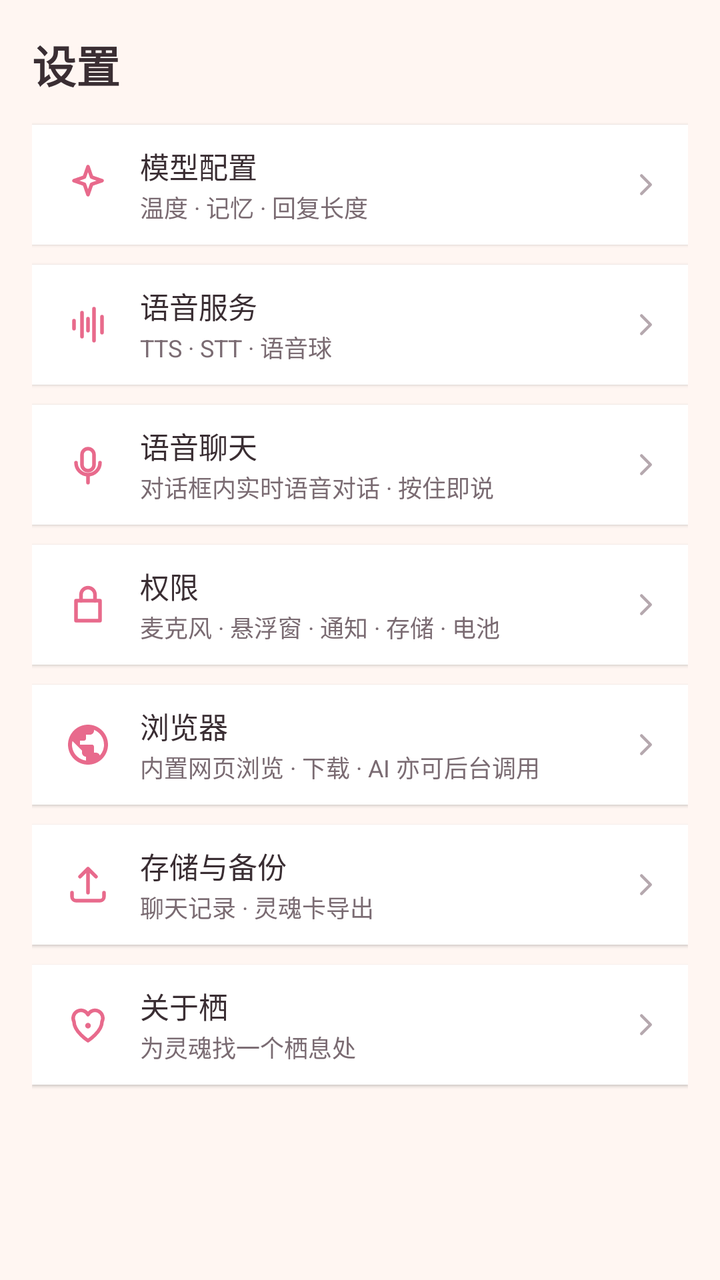
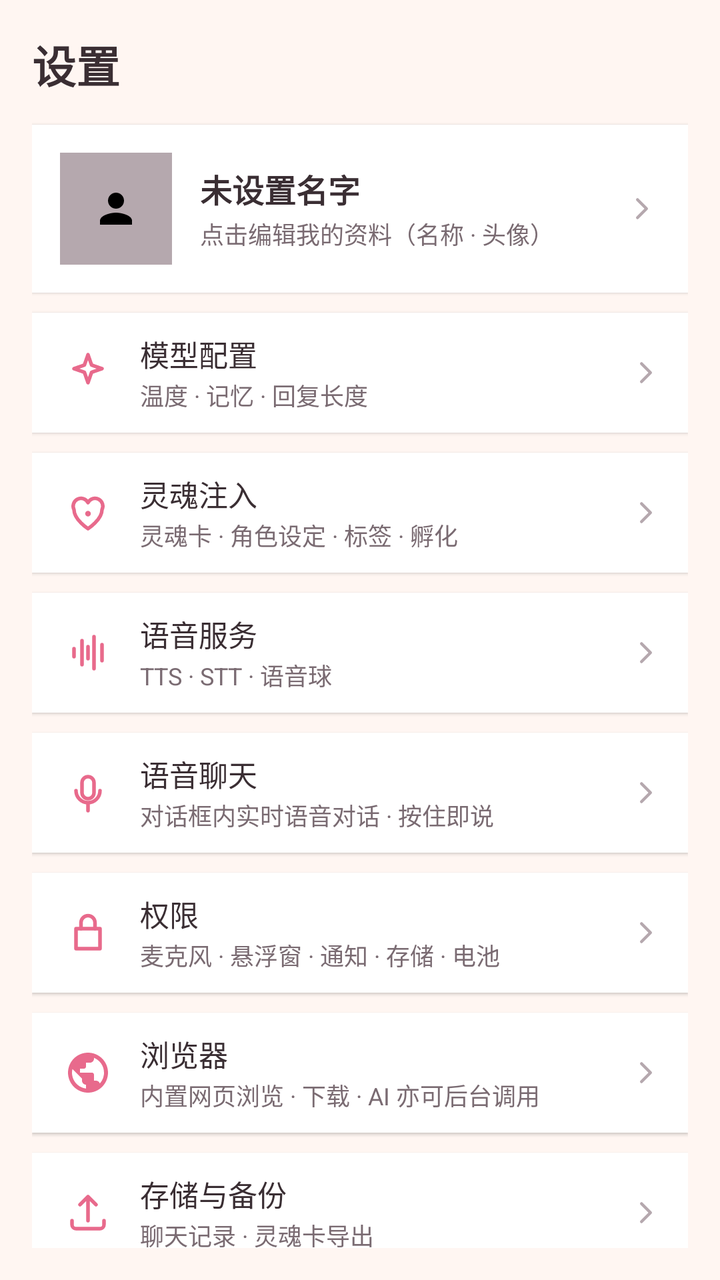

Two renders of the same Android screen: before a commit and after it. Below are the layout's source before the change and the commit's diff.
<!-- AndroidManifest.xml: application theme Theme.Qi -->
<!-- res/layout/fragment_settings.xml -->
<?xml version="1.0" encoding="utf-8"?>
<LinearLayout xmlns:android="http://schemas.android.com/apk/res/android"
    xmlns:app="http://schemas.android.com/apk/res-auto"
    android:layout_width="match_parent"
    android:layout_height="match_parent"
    android:orientation="vertical"
    android:background="?android:attr/colorBackground"
    android:padding="16dp">

    <TextView
        android:layout_width="wrap_content"
        android:layout_height="wrap_content"
        android:text="设置"
        android:textSize="22sp"
        android:textStyle="bold"
        android:textColor="?attr/colorOnSurface"
        android:layout_marginBottom="14dp" />

    <LinearLayout
        android:id="@+id/rowModel"
        android:layout_width="match_parent"
        android:layout_height="60dp"
        android:orientation="horizontal"
        android:gravity="center_vertical"
        android:background="?attr/colorSurface"
        android:elevation="1dp"
        android:paddingStart="16dp"
        android:paddingEnd="12dp"
        android:layout_marginBottom="10dp">
        <ImageView android:layout_width="24dp" android:layout_height="24dp"
            android:src="@drawable/ic_model" app:tint="@color/rose" />
        <LinearLayout android:layout_width="0dp" android:layout_height="wrap_content"
            android:layout_weight="1" android:orientation="vertical" android:paddingStart="14dp">
            <TextView android:layout_width="wrap_content" android:layout_height="wrap_content"
                android:text="模型配置" android:textSize="14.5sp" android:textColor="?attr/colorOnSurface" />
            <TextView android:layout_width="wrap_content" android:layout_height="wrap_content"
                android:layout_marginTop="1dp" android:text="温度 · 记忆 · 回复长度"
                android:textSize="12sp" android:textColor="@color/ink_soft" />
        </LinearLayout>
        <ImageView android:layout_width="18dp" android:layout_height="18dp"
            android:src="@drawable/ic_chevron_right" app:tint="@color/ink_faint" />
    </LinearLayout>

    <LinearLayout
        android:id="@+id/rowVoice"
        android:layout_width="match_parent"
        android:layout_height="60dp"
        android:orientation="horizontal"
        android:gravity="center_vertical"
        android:background="?attr/colorSurface"
        android:elevation="1dp"
        android:paddingStart="16dp"
        android:paddingEnd="12dp"
        android:layout_marginBottom="10dp">
        <ImageView android:layout_width="24dp" android:layout_height="24dp"
            android:src="@drawable/ic_voice" app:tint="@color/rose" />
        <LinearLayout android:layout_width="0dp" android:layout_height="wrap_content"
            android:layout_weight="1" android:orientation="vertical" android:paddingStart="14dp">
            <TextView android:layout_width="wrap_content" android:layout_height="wrap_content"
                android:text="语音服务" android:textSize="14.5sp" android:textColor="?attr/colorOnSurface" />
            <TextView android:layout_width="wrap_content" android:layout_height="wrap_content"
                android:layout_marginTop="1dp" android:text="TTS · STT · 语音球"
                android:textSize="12sp" android:textColor="@color/ink_soft" />
        </LinearLayout>
        <ImageView android:layout_width="18dp" android:layout_height="18dp"
            android:src="@drawable/ic_chevron_right" app:tint="@color/ink_faint" />
    </LinearLayout>

    <LinearLayout
        android:id="@+id/rowVoiceChat"
        android:layout_width="match_parent"
        android:layout_height="60dp"
        android:orientation="horizontal"
        android:gravity="center_vertical"
        android:background="?attr/colorSurface"
        android:elevation="1dp"
        android:paddingStart="16dp"
        android:paddingEnd="12dp"
        android:layout_marginBottom="10dp">
        <ImageView android:layout_width="24dp" android:layout_height="24dp"
            android:src="@drawable/ic_mic" app:tint="@color/rose" />
        <LinearLayout android:layout_width="0dp" android:layout_height="wrap_content"
            android:layout_weight="1" android:orientation="vertical" android:paddingStart="14dp">
            <TextView android:layout_width="wrap_content" android:layout_height="wrap_content"
                android:text="语音聊天" android:textSize="14.5sp" android:textColor="?attr/colorOnSurface" />
            <TextView android:layout_width="wrap_content" android:layout_height="wrap_content"
                android:layout_marginTop="1dp" android:text="对话框内实时语音对话 · 按住即说"
                android:textSize="12sp" android:textColor="@color/ink_soft" />
        </LinearLayout>
        <ImageView android:layout_width="18dp" android:layout_height="18dp"
            android:src="@drawable/ic_chevron_right" app:tint="@color/ink_faint" />
    </LinearLayout>

    <LinearLayout
        android:id="@+id/rowPerm"
        android:layout_width="match_parent"
        android:layout_height="60dp"
        android:orientation="horizontal"
        android:gravity="center_vertical"
        android:background="?attr/colorSurface"
        android:elevation="1dp"
        android:paddingStart="16dp"
        android:paddingEnd="12dp"
        android:layout_marginBottom="10dp">
        <ImageView android:layout_width="24dp" android:layout_height="24dp"
            android:src="@drawable/ic_lock" app:tint="@color/rose" />
        <LinearLayout android:layout_width="0dp" android:layout_height="wrap_content"
            android:layout_weight="1" android:orientation="vertical" android:paddingStart="14dp">
            <TextView android:layout_width="wrap_content" android:layout_height="wrap_content"
                android:text="权限" android:textSize="14.5sp" android:textColor="?attr/colorOnSurface" />
            <TextView android:layout_width="wrap_content" android:layout_height="wrap_content"
                android:layout_marginTop="1dp" android:text="麦克风 · 悬浮窗 · 通知 · 存储 · 电池"
                android:textSize="12sp" android:textColor="@color/ink_soft" />
        </LinearLayout>
        <ImageView android:layout_width="18dp" android:layout_height="18dp"
            android:src="@drawable/ic_chevron_right" app:tint="@color/ink_faint" />
    </LinearLayout>

    <LinearLayout
        android:id="@+id/rowBrowser"
        android:layout_width="match_parent"
        android:layout_height="60dp"
        android:orientation="horizontal"
        android:gravity="center_vertical"
        android:background="?attr/colorSurface"
        android:elevation="1dp"
        android:paddingStart="16dp"
        android:paddingEnd="12dp"
        android:layout_marginBottom="10dp">
        <ImageView android:layout_width="24dp" android:layout_height="24dp"
            android:src="@drawable/ic_globe" app:tint="@color/rose" />
        <LinearLayout android:layout_width="0dp" android:layout_height="wrap_content"
            android:layout_weight="1" android:orientation="vertical" android:paddingStart="14dp">
            <TextView android:layout_width="wrap_content" android:layout_height="wrap_content"
                android:text="浏览器" android:textSize="14.5sp" android:textColor="?attr/colorOnSurface" />
            <TextView android:layout_width="wrap_content" android:layout_height="wrap_content"
                android:layout_marginTop="1dp" android:text="内置网页浏览 · 下载 · AI 亦可后台调用"
                android:textSize="12sp" android:textColor="@color/ink_soft" />
        </LinearLayout>
        <ImageView android:layout_width="18dp" android:layout_height="18dp"
            android:src="@drawable/ic_chevron_right" app:tint="@color/ink_faint" />
    </LinearLayout>

    <LinearLayout
        android:id="@+id/rowStorage"
        android:layout_width="match_parent"
        android:layout_height="60dp"
        android:orientation="horizontal"
        android:gravity="center_vertical"
        android:background="?attr/colorSurface"
        android:elevation="1dp"
        android:paddingStart="16dp"
        android:paddingEnd="12dp"
        android:layout_marginBottom="10dp">
        <ImageView android:layout_width="24dp" android:layout_height="24dp"
            android:src="@drawable/ic_upload" app:tint="@color/rose" />
        <LinearLayout android:layout_width="0dp" android:layout_height="wrap_content"
            android:layout_weight="1" android:orientation="vertical" android:paddingStart="14dp">
            <TextView android:layout_width="wrap_content" android:layout_height="wrap_content"
                android:text="存储与备份" android:textSize="14.5sp" android:textColor="?attr/colorOnSurface" />
            <TextView android:layout_width="wrap_content" android:layout_height="wrap_content"
                android:layout_marginTop="1dp" android:text="聊天记录 · 灵魂卡导出"
                android:textSize="12sp" android:textColor="@color/ink_soft" />
        </LinearLayout>
        <ImageView android:layout_width="18dp" android:layout_height="18dp"
            android:src="@drawable/ic_chevron_right" app:tint="@color/ink_faint" />
    </LinearLayout>

    <LinearLayout
        android:id="@+id/rowAbout"
        android:layout_width="match_parent"
        android:layout_height="60dp"
        android:orientation="horizontal"
        android:gravity="center_vertical"
        android:background="?attr/colorSurface"
        android:elevation="1dp"
        android:paddingStart="16dp"
        android:paddingEnd="12dp"
        android:layout_marginBottom="10dp">
        <ImageView android:layout_width="24dp" android:layout_height="24dp"
            android:src="@drawable/ic_soul" app:tint="@color/rose" />
        <LinearLayout android:layout_width="0dp" android:layout_height="wrap_content"
            android:layout_weight="1" android:orientation="vertical" android:paddingStart="14dp">
            <TextView android:layout_width="wrap_content" android:layout_height="wrap_content"
                android:text="关于栖" android:textSize="14.5sp" android:textColor="?attr/colorOnSurface" />
            <TextView android:layout_width="wrap_content" android:layout_height="wrap_content"
                android:layout_marginTop="1dp" android:text="为灵魂找一个栖息处"
                android:textSize="12sp" android:textColor="@color/ink_soft" />
        </LinearLayout>
        <ImageView android:layout_width="18dp" android:layout_height="18dp"
            android:src="@drawable/ic_chevron_right" app:tint="@color/ink_faint" />
    </LinearLayout>

</LinearLayout>
<!-- resources referenced by this layout -->
<resources>
  <color name="ink_faint">#B5A8AE</color>
  <color name="ink_soft">#7A6B72</color>
  <color name="rose">#E86A8C</color>
  <!-- drawable ic_chevron_right (drawable) -->
  <vector xmlns:android="http://schemas.android.com/apk/res/android"
      android:width="24dp" android:height="24dp" android:viewportWidth="24" android:viewportHeight="24"
      android:tint="#000000">
      <path android:fillColor="#00000000" android:strokeColor="#000000" android:strokeWidth="2"
          android:strokeLineCap="round" android:strokeLineJoin="round"
          android:pathData="M9 6l6 6-6 6" />
  </vector>
  <!-- drawable ic_lock (drawable) -->
  <vector xmlns:android="http://schemas.android.com/apk/res/android"
      android:width="24dp" android:height="24dp" android:viewportWidth="24" android:viewportHeight="24"
      android:tint="#000000">
      <path android:fillColor="#00000000" android:strokeColor="#000000" android:strokeWidth="1.8"
          android:strokeLineCap="round" android:strokeLineJoin="round"
          android:pathData="M6 10h12v10H6z" />
      <path android:fillColor="#00000000" android:strokeColor="#000000" android:strokeWidth="1.8"
          android:strokeLineCap="round"
          android:pathData="M8.5 10V7a3.5 3.5 0 0 1 7 0v3" />
  </vector>
  <!-- drawable ic_model (drawable) -->
  <vector xmlns:android="http://schemas.android.com/apk/res/android"
      android:width="24dp" android:height="24dp" android:viewportWidth="24" android:viewportHeight="24"
      android:tint="#000000">
      <path android:fillColor="#00000000" android:strokeColor="#000000" android:strokeWidth="1.8"
          android:strokeLineJoin="round" android:strokeLineCap="round"
          android:pathData="M12 3l1.8 5.2L19 10l-5.2 1.8L12 17l-1.8-5.2L5 10l5.2-1.8z" />
  </vector>
  <!-- drawable ic_soul (drawable) -->
  <vector xmlns:android="http://schemas.android.com/apk/res/android"
      android:width="24dp" android:height="24dp" android:viewportWidth="24" android:viewportHeight="24"
      android:tint="#000000">
      <path android:fillColor="#00000000" android:strokeColor="#000000" android:strokeWidth="1.8"
          android:strokeLineCap="round" android:strokeLineJoin="round"
          android:pathData="M12 20s-7-4.5-7-9.5A3.5 3.5 0 0 1 12 7a3.5 3.5 0 0 1 7 3.5C19 15.5 12 20 12 20z" />
      <path android:fillColor="#000000"
          android:pathData="M12 11.1a1.4 1.4 0 1 0 0 2.8 1.4 1.4 0 0 0 0-2.8z" />
  </vector>
  <!-- drawable ic_voice (drawable) -->
  <vector xmlns:android="http://schemas.android.com/apk/res/android"
      android:width="24dp" android:height="24dp" android:viewportWidth="24" android:viewportHeight="24"
      android:tint="#000000">
      <path android:fillColor="#00000000" android:strokeColor="#000000" android:strokeWidth="1.8"
          android:strokeLineCap="round"
          android:pathData="M5 10v4M9 6v12M12 9v6M15 4v16M19 8v8" />
  </vector>
  <color name="blush">#FF8FA3</color>
  <color name="lavender">#C9B6E4</color>
  <color name="bg">#FFF6F2</color>
  <color name="card">#FFFFFFFF</color>
  <color name="ink">#3A2E33</color>
  <style name="Widget.Qi.BottomNav" parent="Widget.MaterialComponents.BottomNavigationView">
          <item name="itemIconTint">@color/bnv_tint</item>
          <item name="itemTextColor">@color/bnv_tint</item>
          <item name="android:background">@color/card</item>
      </style>
  <!-- unchanged entries left out for length: 4 -->
</resources>

<!-- the commit's change to res/layout/fragment_settings.xml (unified diff, before → after) -->
@@ -16,6 +16,60 @@
         android:textColor="?attr/colorOnSurface"
         android:layout_marginBottom="14dp" />
 
+    
+    <LinearLayout
+        android:id="@+id/profileHeader"
+        android:layout_width="match_parent"
+        android:layout_height="wrap_content"
+        android:orientation="horizontal"
+        android:gravity="center_vertical"
+        android:background="?attr/colorSurface"
+        android:elevation="1dp"
+        android:padding="14dp"
+        android:layout_marginBottom="10dp"
+        android:clickable="true"
+        android:focusable="true">
+
+        <ImageView
+            android:id="@+id/profileAva"
+            android:layout_width="56dp"
+            android:layout_height="56dp"
+            android:background="@color/ink_faint"
+            android:scaleType="centerInside"
+            android:src="@drawable/ic_user" />
+
+        <LinearLayout
+            android:layout_width="0dp"
+            android:layout_height="wrap_content"
+            android:layout_weight="1"
+            android:orientation="vertical"
+            android:paddingStart="14dp">
+
+            <TextView
+                android:id="@+id/profileName"
+                android:layout_width="wrap_content"
+                android:layout_height="wrap_content"
+                android:text="未设置名字"
+                android:textSize="16sp"
+                android:textStyle="bold"
+                android:textColor="?attr/colorOnSurface" />
+
+            <TextView
+                android:layout_width="wrap_content"
+                android:layout_height="wrap_content"
+                android:layout_marginTop="2dp"
+                android:text="点击编辑我的资料（名称 · 头像）"
+                android:textSize="12sp"
+                android:textColor="@color/ink_soft" />
+        </LinearLayout>
+
+        <ImageView
+            android:layout_width="18dp"
+            android:layout_height="18dp"
+            android:src="@drawable/ic_chevron_right"
+            app:tint="@color/ink_faint" />
+    </LinearLayout>
+
     <LinearLayout
         android:id="@+id/rowModel"
         android:layout_width="match_parent"
@@ -42,6 +96,31 @@
     </LinearLayout>
 
     <LinearLayout
+        android:id="@+id/rowSoul"
+        android:layout_width="match_parent"
+        android:layout_height="60dp"
+        android:orientation="horizontal"
+        android:gravity="center_vertical"
+        android:background="?attr/colorSurface"
+        android:elevation="1dp"
+        android:paddingStart="16dp"
+        android:paddingEnd="12dp"
+        android:layout_marginBottom="10dp">
+        <ImageView android:layout_width="24dp" android:layout_height="24dp"
+            android:src="@drawable/ic_soul" app:tint="@color/rose" />
+        <LinearLayout android:layout_width="0dp" android:layout_height="wrap_content"
+            android:layout_weight="1" android:orientation="vertical" android:paddingStart="14dp">
+            <TextView android:layout_width="wrap_content" android:layout_height="wrap_content"
+                android:text="灵魂注入" android:textSize="14.5sp" android:textColor="?attr/colorOnSurface" />
+            <TextView android:layout_width="wrap_content" android:layout_height="wrap_content"
+                android:layout_marginTop="1dp" android:text="灵魂卡 · 角色设定 · 标签 · 孵化"
+                android:textSize="12sp" android:textColor="@color/ink_soft" />
+        </LinearLayout>
+        <ImageView android:layout_width="18dp" android:layout_height="18dp"
+            android:src="@drawable/ic_chevron_right" app:tint="@color/ink_faint" />
+    </LinearLayout>
+
+    <LinearLayout
         android:id="@+id/rowVoice"
         android:layout_width="match_parent"
         android:layout_height="60dp"
<!-- resource entries referenced after the edit -->
@@ -40,6 +40,17 @@
       <path android:fillColor="#000000"
           android:pathData="M12 11.1a1.4 1.4 0 1 0 0 2.8 1.4 1.4 0 0 0 0-2.8z" />
   </vector>
+  <!-- drawable ic_user (drawable) -->
+  <vector xmlns:android="http://schemas.android.com/apk/res/android"
+      android:width="24dp"
+      android:height="24dp"
+      android:viewportWidth="24"
+      android:viewportHeight="24"
+      android:tint="#000000">
+      <path
+          android:fillColor="#FFFFFFFF"
+          android:pathData="M12,12c2.21,0 4,-1.79 4,-4s-1.79,-4 -4,-4 -4,1.79 -4,4 1.79,4 4,4zM12,14c-2.67,0 -8,1.34 -8,4v2h16v-2c0,-2.66 -5.33,-4 -8,-4z" />
+  </vector>
   <!-- drawable ic_voice (drawable) -->
   <vector xmlns:android="http://schemas.android.com/apk/res/android"
       android:width="24dp" android:height="24dp" android:viewportWidth="24" android:viewportHeight="24"
